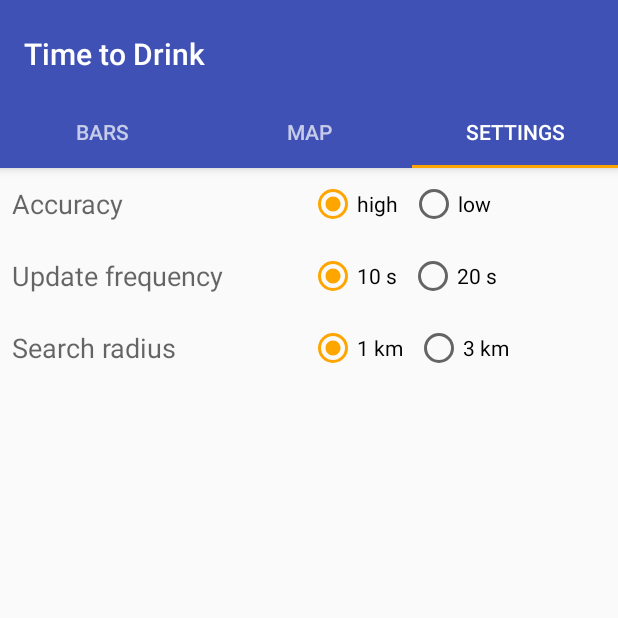
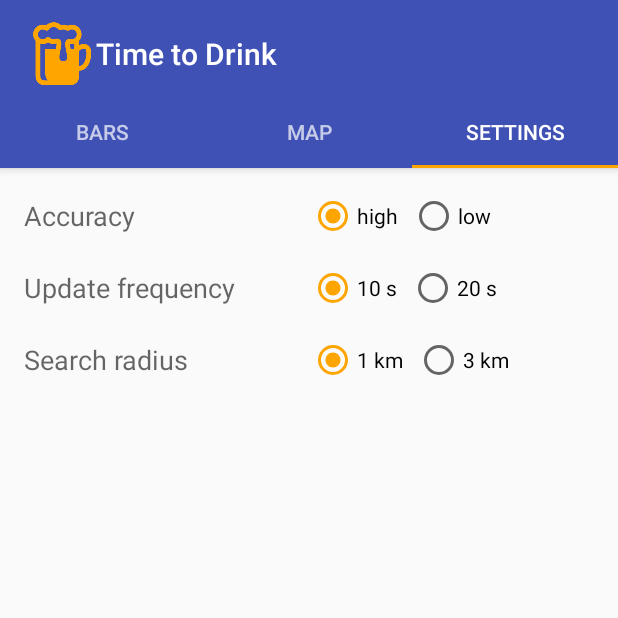
Before and after one commit to JustTrust/TimeToDrink, an Android app: the screen it shows after launch (MainActivity), tab 3 chosen, on a phone screen of 412 x 824 dp, the top half of it. Run offline under Robolectric (Android 15) with nearby library versions, the light colour scheme and no system bars; our stand-ins replace Picasso; pictures from the network do not load.

Commit message:
add icon in status bar, remove update button on List fragment view

```diff
--- a/app/src/main/java/org/belichenko/a/timetodrink/BarMapFragment.java
+++ b/app/src/main/java/org/belichenko/a/timetodrink/BarMapFragment.java
@@ -68,7 +68,8 @@ public class BarMapFragment extends Fragment implements OnMapReadyCallback {
                     .position(currentMarker)
                     .flat(false)
                     .draggable(true)
-                    .title(getString(R.string.current_location)));
+                    .title(getString(R.string.current_location))
+                    .snippet(currentMarker.toString()));
             mMap.moveCamera(CameraUpdateFactory.newLatLng(currentMarker));
         } else {
             currentPositionMarker = mMap.addMarker(new MarkerOptions()
--- a/app/src/main/java/org/belichenko/a/timetodrink/ListFragment.java
+++ b/app/src/main/java/org/belichenko/a/timetodrink/ListFragment.java
@@ -4,9 +4,12 @@ import android.content.Context;
 import android.content.SharedPreferences;
 import android.location.Location;
 import android.os.Bundle;
+import android.support.design.widget.FloatingActionButton;
+import android.support.design.widget.Snackbar;
 import android.support.v4.app.Fragment;
 import android.support.v7.widget.LinearLayoutManager;
 import android.support.v7.widget.RecyclerView;
+import android.util.Log;
 import android.view.LayoutInflater;
 import android.view.View;
 import android.view.ViewGroup;
@@ -51,15 +54,24 @@ public class ListFragment extends Fragment implements Callback<PointsData>, Cons
         View view = inflater.inflate(R.layout.fragment_list, container, false);
         resultsArrayList = new ArrayList<>();
         // Set the adapter
-        if (view instanceof RecyclerView) {
+
         adapter = new PointsRecyclerViewAdapter(resultsArrayList, mListener);
         LinearLayoutManager layoutManager = new LinearLayoutManager(App.getAppContext());
         layoutManager.setOrientation(LinearLayoutManager.VERTICAL);
-            RecyclerView recyclerView = (RecyclerView) view;
+        RecyclerView recyclerView = (RecyclerView) view.findViewById(R.id.list);
         recyclerView.setLayoutManager(layoutManager);
         recyclerView.addItemDecoration(new DividerItemDecoration(getActivity()));
         recyclerView.setAdapter(adapter);
+
+        FloatingActionButton fab = (FloatingActionButton) view.findViewById(R.id.fab);
+        fab.setOnClickListener(new View.OnClickListener() {
+            @Override
+            public void onClick(View view) {
+                Snackbar.make(view, "Try to update list", Snackbar.LENGTH_LONG)
+                        .setAction("Action", null).show();
             }
+        });
+
         return view;
     }
 
@@ -107,6 +119,12 @@ public class ListFragment extends Fragment implements Callback<PointsData>, Cons
     }
 
     @Override
+    public void onDestroyView() {
+        Log.d(TAG, "onDestroyView() called with: " + "");
+        super.onDestroyView();
+    }
+
+    @Override
     public void onResponse(Call<PointsData> call, Response<PointsData> response) {
         if (response.body() != null) {
             if (response.body().status.equals("OK")) {
@@ -144,6 +162,7 @@ public class ListFragment extends Fragment implements Callback<PointsData>, Cons
      */
     public interface OnListFragmentInteractionListener {
         void onListFragmentInteraction(Results item);
+
         void onLongListClick(Results item);
     }
 }
--- a/app/src/main/java/org/belichenko/a/timetodrink/MainActivity.java
+++ b/app/src/main/java/org/belichenko/a/timetodrink/MainActivity.java
@@ -11,8 +11,6 @@ import android.content.pm.PackageManager;
 import android.location.Location;
 import android.os.Bundle;
 import android.support.annotation.NonNull;
-import android.support.design.widget.FloatingActionButton;
-import android.support.design.widget.Snackbar;
 import android.support.design.widget.TabLayout;
 import android.support.v4.app.ActivityCompat;
 import android.support.v4.app.Fragment;
@@ -69,6 +67,7 @@ public class MainActivity extends AppCompatActivity
     private LocationRequest mLocationRequest;
     protected static final int REQUEST_CHECK_SETTINGS = 0x1;
 
+
     public Location getCurrentLocation() {
         return currentLocation;
     }
@@ -79,6 +78,8 @@ public class MainActivity extends AppCompatActivity
         setContentView(R.layout.activity_main);
 
         Toolbar toolbar = (Toolbar) findViewById(R.id.toolbar);
+        toolbar.setCollapsible(true);
+        toolbar.setLogo(R.mipmap.ic_launcher);
         setSupportActionBar(toolbar);
         // Create the adapter that will return a fragment for each of the three
         // primary sections of the activity.
@@ -90,15 +91,6 @@ public class MainActivity extends AppCompatActivity
 
         TabLayout tabLayout = (TabLayout) findViewById(R.id.tabs);
         tabLayout.setupWithViewPager(mViewPager);
-
-        FloatingActionButton fab = (FloatingActionButton) findViewById(R.id.fab);
-        fab.setOnClickListener(new View.OnClickListener() {
-            @Override
-            public void onClick(View view) {
-                Snackbar.make(view, "Replace with your own action", Snackbar.LENGTH_LONG)
-                        .setAction("Action", null).show();
-            }
-        });
 
         buildGoogleApiClient();
         createLocationRequest();
--- a/app/src/main/res/layout/activity_main.xml
+++ b/app/src/main/res/layout/activity_main.xml
@@ -1,5 +1,6 @@
 <?xml version="1.0" encoding="utf-8"?>
-<android.support.design.widget.CoordinatorLayout xmlns:android="http://schemas.android.com/apk/res/android"
+<android.support.design.widget.CoordinatorLayout
+    xmlns:android="http://schemas.android.com/apk/res/android"
     xmlns:app="http://schemas.android.com/apk/res-auto"
     xmlns:tools="http://schemas.android.com/tools"
     android:id="@+id/main_content"
@@ -38,13 +39,4 @@
         android:layout_height="match_parent"
         app:layout_behavior="@string/appbar_scrolling_view_behavior" />
 
-    <android.support.design.widget.FloatingActionButton
-        android:id="@+id/fab"
-        android:layout_width="wrap_content"
-        android:layout_height="wrap_content"
-        android:layout_gravity="end|bottom"
-        android:visibility="gone"
-        android:layout_margin="@dimen/fab_margin"
-        android:src="@android:drawable/ic_dialog_email" />
-
 </android.support.design.widget.CoordinatorLayout>
--- a/app/src/main/res/layout/fragment_settings.xml
+++ b/app/src/main/res/layout/fragment_settings.xml
@@ -1,18 +1,23 @@
 <?xml version="1.0" encoding="utf-8"?>
-<LinearLayout xmlns:android="http://schemas.android.com/apk/res/android"
+<android.support.design.widget.CoordinatorLayout xmlns:android="http://schemas.android.com/apk/res/android"
+    xmlns:app="http://schemas.android.com/apk/res-auto"
     xmlns:tools="http://schemas.android.com/tools"
     android:layout_width="match_parent"
     android:layout_height="match_parent"
-    android:layout_margin="@dimen/view_marging"
-    android:orientation="vertical"
+    android:fitsSystemWindows="true"
     tools:context="org.belichenko.a.timetodrink.MainActivity$PlaceholderFragment">
 
+    <LinearLayout
+        android:layout_width="match_parent"
+        android:layout_height="match_parent"
+        android:layout_margin="@dimen/view_marging"
+        android:orientation="vertical">
 
         <LinearLayout
             android:layout_width="match_parent"
             android:layout_height="wrap_content"
+            android:layout_margin="@dimen/view_marging"
             android:orientation="horizontal"
-        android:layout_margin="@dimen/view_marging"
             android:weightSum="1">
 
             <TextView
@@ -50,8 +55,8 @@
         <LinearLayout
             android:layout_width="match_parent"
             android:layout_height="wrap_content"
+            android:layout_margin="@dimen/view_marging"
             android:orientation="horizontal"
-        android:layout_margin="@dimen/view_marging"
             android:weightSum="1">
 
             <TextView
@@ -89,8 +94,8 @@
         <LinearLayout
             android:layout_width="match_parent"
             android:layout_height="wrap_content"
+            android:layout_margin="@dimen/view_marging"
             android:orientation="horizontal"
-        android:layout_margin="@dimen/view_marging"
             android:weightSum="1">
 
             <TextView
@@ -126,3 +131,5 @@
         </LinearLayout>
 
     </LinearLayout>
+
+</android.support.design.widget.CoordinatorLayout>
--- a/app/src/main/res/values/strings.xml
+++ b/app/src/main/res/values/strings.xml
@@ -2,7 +2,7 @@
     <string name="app_name">Time to Drink</string>
     <string name="action_settings">Settings</string>
     <string name="section_format">Hello World from section: %1$d</string>
-    <string name="current_location">Current \\n location</string>
+    <string name="current_location">Current location</string>
     <string name="text_time1">10 s</string>
     <string name="text_time2">20 s</string>
     <string name="time_text">Update frequency</string>
```
Also changed, not shown: app/src/main/res/layout/fragment_list.xml (+17 -2 lines). Lines whose indentation alone changed are shown as unchanged.
